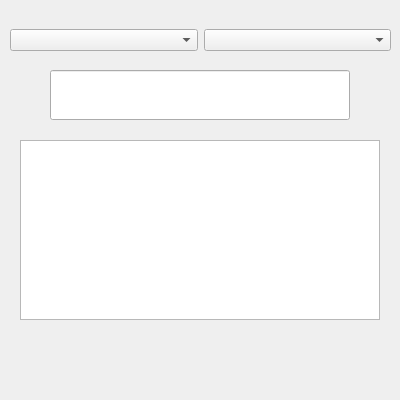
Meerckx/AppStand, file deviceproperties.ui: the form before one commit.
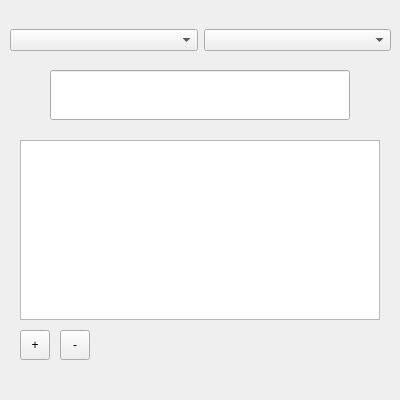
The form after the commit.

What changed in the file:
```diff
--- a/deviceproperties.ui
+++ b/deviceproperties.ui
@@ -74,6 +74,32 @@
     <number>0</number>
    </property>
   </widget>
+  <widget class="QToolButton" name="btnAddReq">
+   <property name="geometry">
+    <rect>
+     <x>20</x>
+     <y>330</y>
+     <width>30</width>
+     <height>30</height>
+    </rect>
+   </property>
+   <property name="text">
+    <string>+</string>
+   </property>
+  </widget>
+  <widget class="QToolButton" name="btnDeleteReq">
+   <property name="geometry">
+    <rect>
+     <x>60</x>
+     <y>330</y>
+     <width>30</width>
+     <height>30</height>
+    </rect>
+   </property>
+   <property name="text">
+    <string>-</string>
+   </property>
+  </widget>
  </widget>
  <resources/>
  <connections/>
```
